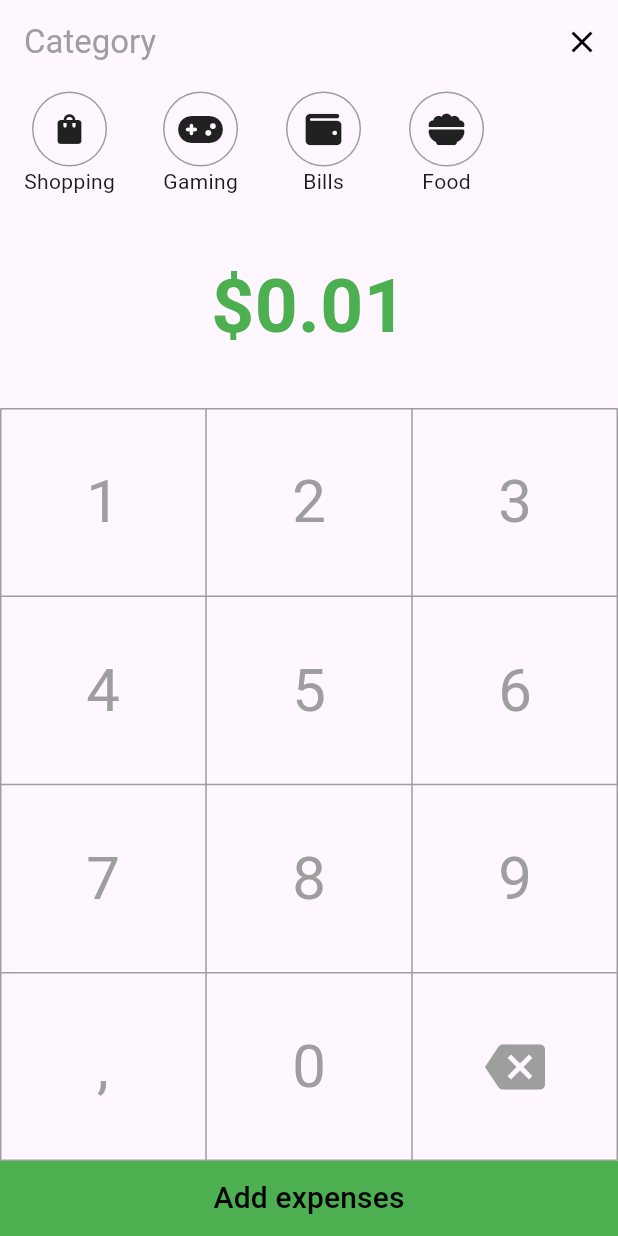
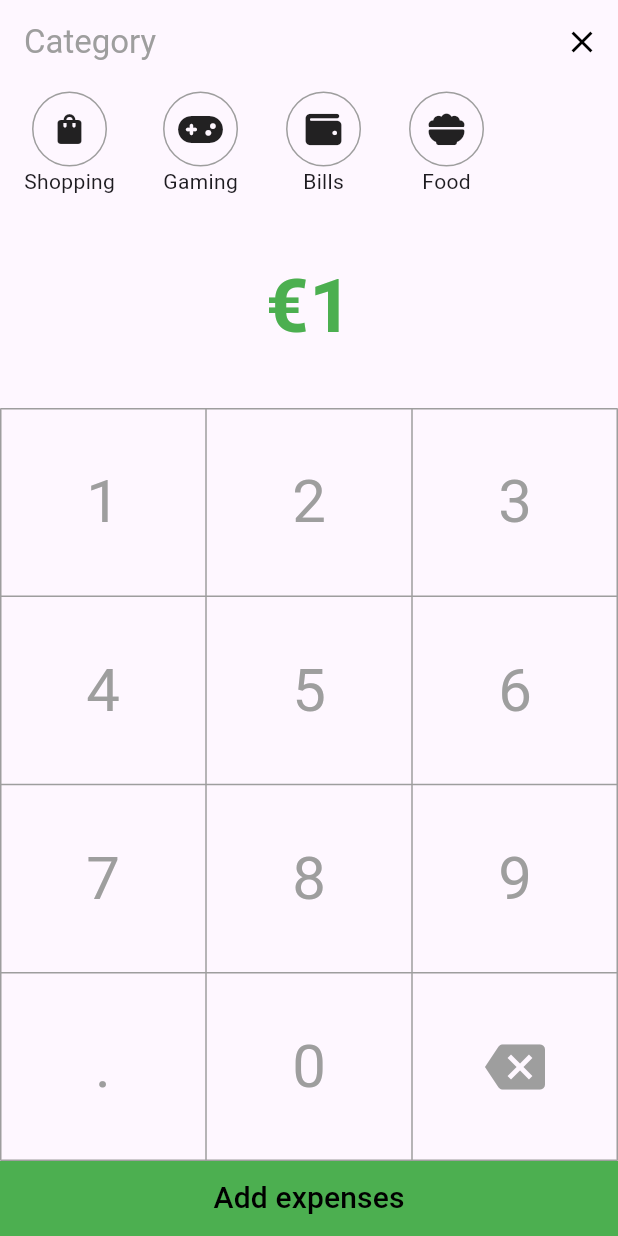
Before and after one commit to GuadaGT/App_Control_Gastos, a Flutter app: the AddPage screen opened by its route, after a tap on an icon or button, on a phone screen of 412 x 824 dp. Run offline on Flutter 3.47's test engine with Material 3 defaults, Android fonts, the light colour scheme and no system bars; our stand-ins replace charts_flutter, cloud_firestore, firebase_analytics, firebase_core, font_awesome_flutter; accounts and stored records are empty.

Commit message:
cambio a €

```diff
--- a/lib/month_widget.dart
+++ b/lib/month_widget.dart
@@ -57,7 +57,7 @@ class _MonthWidgetState extends State<MonthWidget> {
     return Column(
       children: <Widget>[
         Text(
-          "\$${widget.total.toStringAsFixed(2)}",
+          "\€${widget.total.toStringAsFixed(2)}",
           style: TextStyle(
             fontWeight: FontWeight.bold,
             fontSize: 40.0,
@@ -112,7 +112,7 @@ class _MonthWidgetState extends State<MonthWidget> {
         child: Padding(
           padding: const EdgeInsets.all(8.0),
           child: Text(
-            "\$$value",
+            "\€$value",
             style: TextStyle(
               color: Colors.black,
               fontWeight: FontWeight.w500,
--- a/lib/pages/add_page.dart
+++ b/lib/pages/add_page.dart
@@ -12,7 +12,7 @@ class AddPage extends StatefulWidget {
 
 class _AddPageState extends State<AddPage> {
   String? category;
-  double value = 0.0;
+  final TextEditingController _valueController = TextEditingController();
 
   @override
   Widget build(BuildContext context) {
@@ -71,7 +71,7 @@ class _AddPageState extends State<AddPage> {
     return Padding(
       padding: const EdgeInsets.symmetric(vertical: 32.0),
       child: Text(
-        "\$${value.toStringAsFixed(2)}",
+        "€${_valueController.text}",
         style: TextStyle(
           fontSize: 50.0,
           color: Colors.green,
@@ -83,19 +83,13 @@ class _AddPageState extends State<AddPage> {
 
   void _addDigit(String digit) {
     setState(() {
-      if (digit == ",") {
-        if (!value.toString().contains(".")) {
-          value = double.parse(value.toString() + ".");
-        }
-      } else if (digit == "backspace") {
-        if (value.toString().length > 1) {
-          value = double.parse(
-              value.toString().substring(0, value.toString().length - 1));
-        } else {
-          value = 0.0;
+      if (digit == "backspace") {
+        if (_valueController.text.isNotEmpty) {
+          _valueController.text = _valueController.text
+              .substring(0, _valueController.text.length - 1);
         }
       } else {
-        value = double.parse(value.toString() + digit);
+        _valueController.text += digit;
       }
     });
   }
@@ -147,7 +141,7 @@ class _AddPageState extends State<AddPage> {
                 _num("9", height),
               ]),
               TableRow(children: [
-                _num(",", height),
+                _num(".", height),
                 _num("0", height),
                 _num("backspace", height),
               ]),
@@ -171,7 +165,11 @@ class _AddPageState extends State<AddPage> {
           style: TextStyle(color: Colors.black, fontSize: 20.0),
         ),
         onPressed: () async {
-          if (value > 0 && category != '') {
+          double? value = double.tryParse(_valueController.text);
+          if (value != null &&
+              value > 0 &&
+              category != null &&
+              category!.isNotEmpty) {
             await FirebaseFirestore.instance.collection('expenses').add({
               'category': category,
               'value': value,
```
